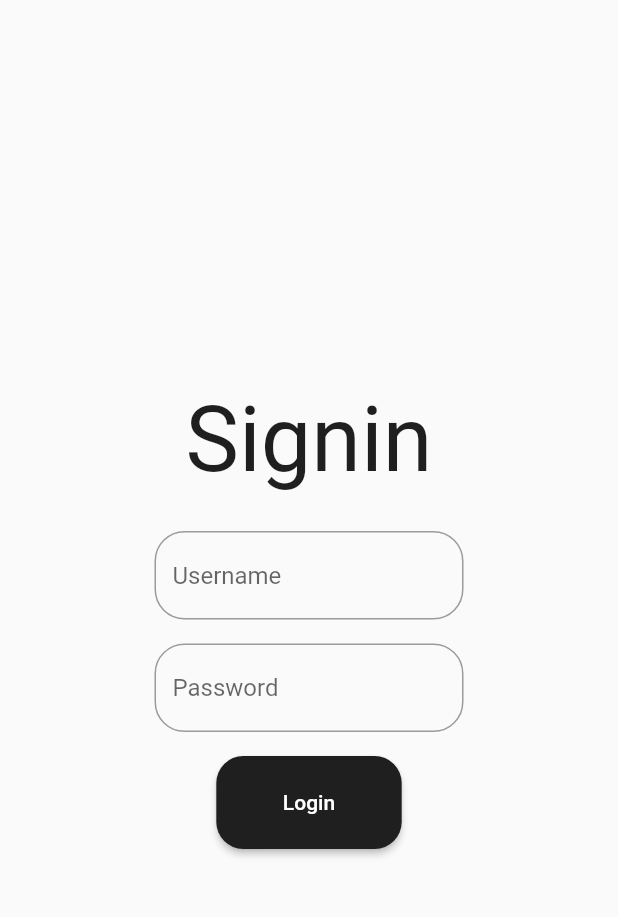
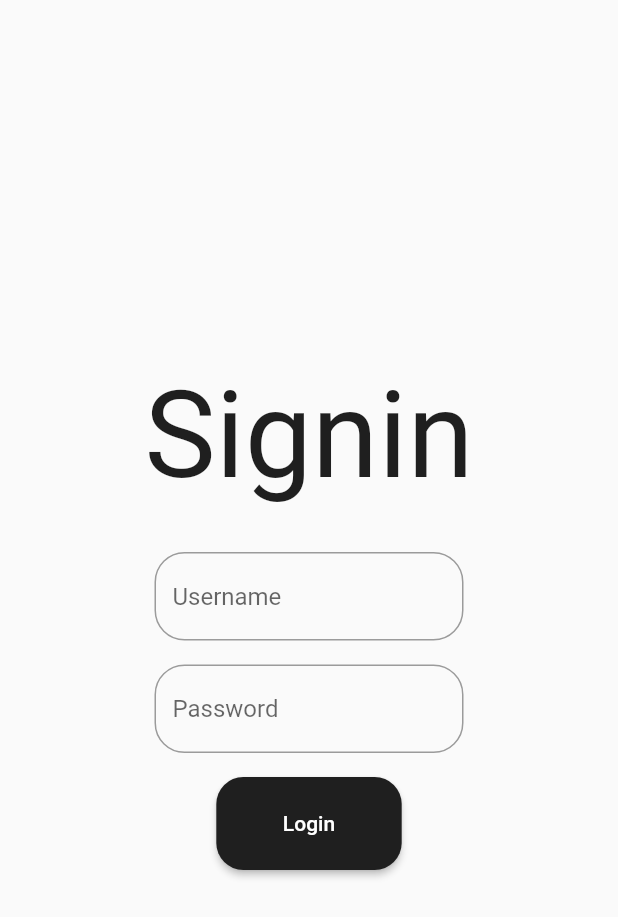
Before and after one commit to gnassro/KahlaBidha, a Flutter app: the screen it shows after launch, on a phone screen of 412 x 824 dp. Shown: the top 917 px of the screen. Run offline on Flutter 3.47's test engine with Material 2 defaults, Android fonts, the phone set to English and light mode, and no system bars; our stand-ins replace google_fonts; missing offline and left inert: cupertino_rounded_corners; Roboto replaces fonts that are missing (Cookie).

Commit message:
Signin widget

```diff
--- a/lib/components/signin_component.dart
+++ b/lib/components/signin_component.dart
@@ -15,12 +15,12 @@ class SigninComponent extends StatelessWidget {
         Text('Signin',
             textAlign: TextAlign.center,
             style: GoogleFonts.cookie(
-                fontSize: 60.0,
+                fontSize: 80.0,
                 color: global_colors.blackColor,
             )
         ),
         const SizedBox(
-          height: 26.0,
+          height: 30.0,
         ),
         FractionallySizedBox(
           widthFactor: 0.5,
```
